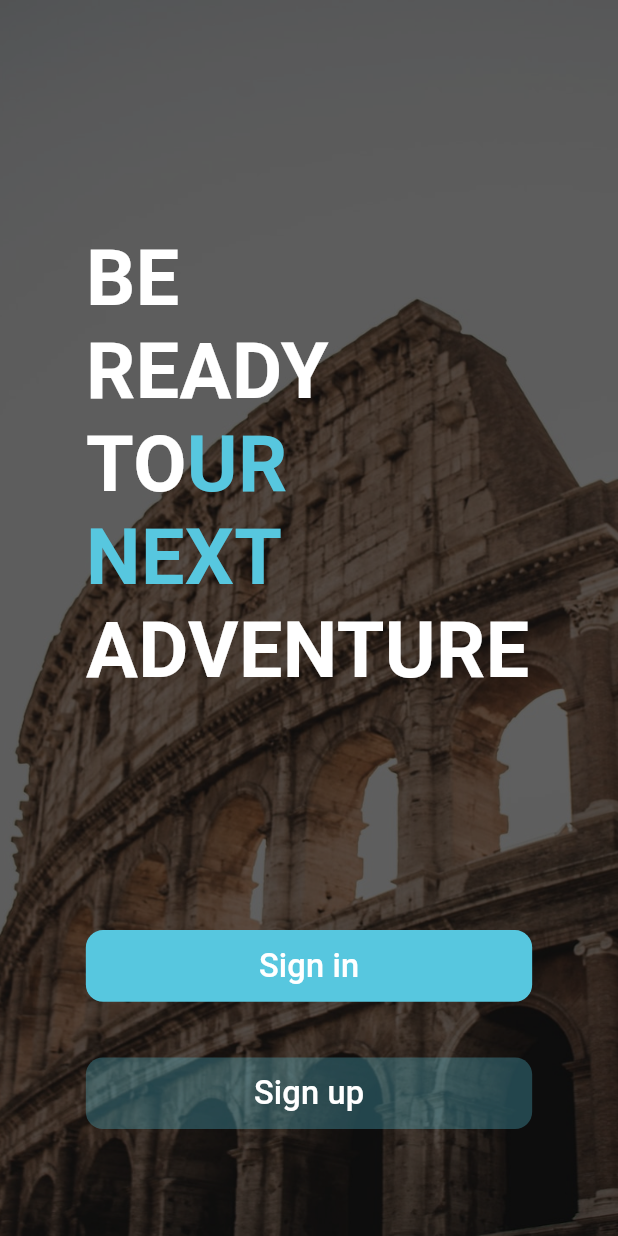
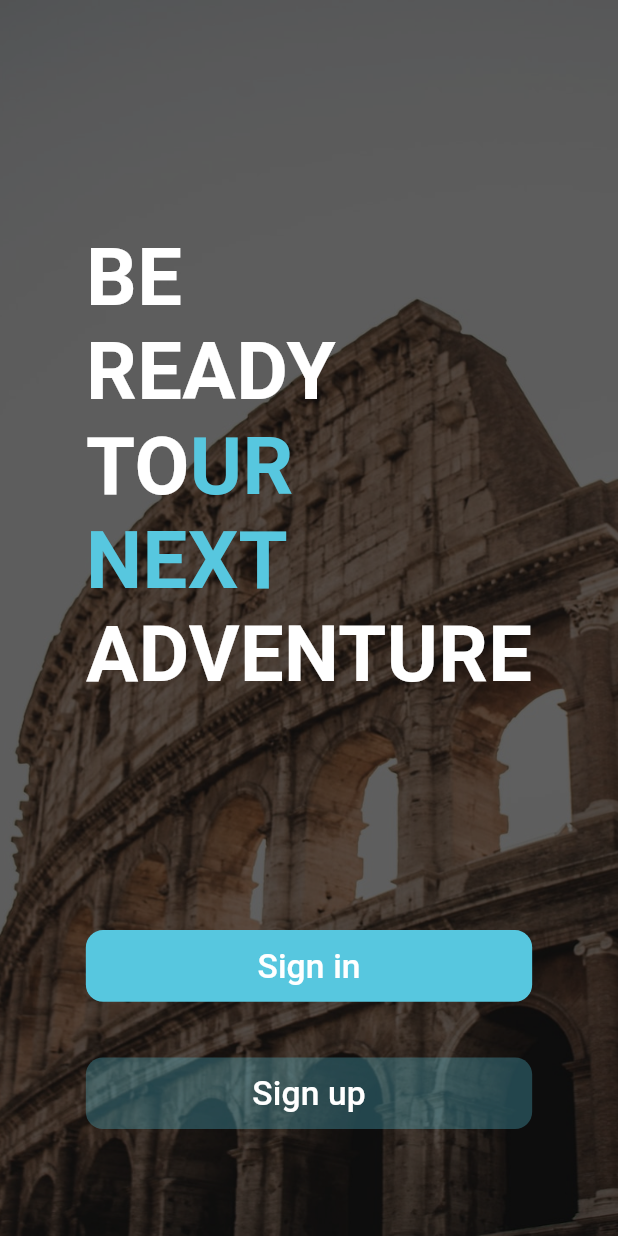
Before and after one commit to HusseinMohamed99/TRIPSO, a Flutter app: the OnBoard screen opened by its route, on a phone screen of 412 x 824 dp. Run offline on Flutter 3.47's test engine with Material 3 defaults, Android fonts, the phone set to English and light mode, and no system bars; our stand-ins replace animated_splash_screen, cached_network_image, carousel_slider, cloud_firestore, conditional_builder_null_safety, connectivity_plus and 19 more; accounts and stored records are empty.

Commit message:
feat(responsive): add responsive font sizing and screen size extensions
- Introduce responsive font sizing utility that scales based on screen width
- Add BuildContext extensions for easy screen dimension access
- Update button components and screens to use responsive font sizes
- Replace hardcoded font sizes with responsive calculations

```diff
--- a/lib/mobile/screens/on_boarding/on_boarding_screen.dart
+++ b/lib/mobile/screens/on_boarding/on_boarding_screen.dart
@@ -9,6 +9,7 @@ import 'package:tripso/shared/components/buttons.dart';
 import 'package:tripso/shared/components/navigator.dart';
 import 'package:tripso/shared/components/sized_box.dart';
 import 'package:tripso/shared/extensions/color_extension.dart';
+import 'package:tripso/shared/responsive/responsive_font_size.dart';
 import 'package:tripso/shared/styles/asset_path.dart';
 import 'package:tripso/shared/styles/theme.dart';
 
@@ -40,7 +41,7 @@ class OnBoard extends StatelessWidget {
                 mainAxisAlignment: MainAxisAlignment.center,
                 crossAxisAlignment: CrossAxisAlignment.stretch,
                 children: [
-                  Expanded(child: welcomeText()),
+                  Expanded(child: welcomeText(context)),
                   button(context),
                   Space(height: 50.h, width: 0.w),
                 ],
@@ -52,7 +53,7 @@ class OnBoard extends StatelessWidget {
     );
   }
 
-  Widget welcomeText() => Column(
+  Widget welcomeText(BuildContext context) => Column(
     mainAxisSize: MainAxisSize.min,
     mainAxisAlignment: MainAxisAlignment.center,
     crossAxisAlignment: CrossAxisAlignment.start,
@@ -64,7 +65,7 @@ class OnBoard extends StatelessWidget {
             textStyle: TextStyle(
               height: 1.h,
               color: ThemeApp.secondaryColor,
-              fontSize: 45.sp,
+              fontSize: getResponsiveFontSize(context, fontSize: 45.sp),
               fontWeight: FontWeight.w600,
             ),
           ),
@@ -79,7 +80,7 @@ class OnBoard extends StatelessWidget {
                 textStyle: TextStyle(
                   height: 1.h,
                   color: ThemeApp.secondaryColor,
-                  fontSize: 45.sp,
+                  fontSize: getResponsiveFontSize(context, fontSize: 45.sp),
                   fontWeight: FontWeight.w600,
                 ),
               ),
@@ -92,7 +93,7 @@ class OnBoard extends StatelessWidget {
                 textStyle: TextStyle(
                   height: 1.h,
                   color: ThemeApp.primaryColor,
-                  fontSize: 45.sp,
+                  fontSize: getResponsiveFontSize(context, fontSize: 45.sp),
                   fontWeight: FontWeight.w600,
                 ),
               ),
@@ -107,7 +108,7 @@ class OnBoard extends StatelessWidget {
             height: 1.h,
             textStyle: TextStyle(
               color: ThemeApp.primaryColor,
-              fontSize: 45.sp,
+              fontSize: getResponsiveFontSize(context, fontSize: 45.sp),
               fontWeight: FontWeight.w600,
             ),
           ),
@@ -120,7 +121,7 @@ class OnBoard extends StatelessWidget {
             height: 1.h,
             textStyle: TextStyle(
               color: ThemeApp.secondaryColor,
-              fontSize: 45.sp,
+              fontSize: getResponsiveFontSize(context, fontSize: 45.sp),
               fontWeight: FontWeight.w600,
             ),
           ),
@@ -132,6 +133,7 @@ class OnBoard extends StatelessWidget {
   Widget button(BuildContext context) => Column(
     children: [
       defaultMaterialButton(
+        context: context,
         function: () {
           navigateAndFinish(context, routeName: SignInScreen.routeName);
         },
@@ -140,6 +142,7 @@ class OnBoard extends StatelessWidget {
       ),
       Space(width: 0.w, height: 26.h),
       defaultMaterialButton(
+        context: context,
         function: () {
           navigateTo(context, routeName: SignUpScreen.routeName);
         },
--- a/lib/mobile/screens/password/forget_password_screen.dart
+++ b/lib/mobile/screens/password/forget_password_screen.dart
@@ -74,6 +74,7 @@ class _ForgotPasswordState extends State<ForgotPassword> {
                     formField(),
                     Space(width: 0, height: 20.h),
                     defaultMaterialButton(
+                      context: context,
                       function: () {
                         if (forgetFormKey.currentState!.validate()) {
                           ResetPasswordCubit.get(
--- a/lib/mobile/screens/sign_in/sign_in_screen.dart
+++ b/lib/mobile/screens/sign_in/sign_in_screen.dart
@@ -205,6 +205,7 @@ class SignInScreen extends StatelessWidget {
                             children: [
                               Center(
                                 child: defaultMaterialButton(
+                                  context: context,
                                   function: () {
                                     if (formKey.currentState!.validate()) {
                                       SignInCubit.get(context).userSignIn(
--- a/lib/mobile/screens/sign_up/sign_up_screen.dart
+++ b/lib/mobile/screens/sign_up/sign_up_screen.dart
@@ -289,6 +289,7 @@ class SignUpScreen extends StatelessWidget {
                             ),
                             Space(width: 0.w, height: 30.h),
                             defaultMaterialButton(
+                              context: context,
                               function: () {
                                 if (formKey.currentState!.validate()) {
                                   SignUpCubit.get(context).userSignUp(
--- a/lib/shared/components/buttons.dart
+++ b/lib/shared/components/buttons.dart
@@ -1,6 +1,7 @@
 import 'package:flutter/material.dart';
 import 'package:flutter_screenutil/flutter_screenutil.dart';
 import 'package:google_fonts/google_fonts.dart';
+import 'package:tripso/shared/responsive/responsive_font_size.dart';
 import 'package:tripso/shared/styles/theme.dart';
 
 Widget defaultMaterialButton({
@@ -12,6 +13,7 @@ Widget defaultMaterialButton({
   bool isUpperCase = false,
   Color? color,
   Function? onTap,
+required  BuildContext context,
 }) => Container(
   width: width?.w ?? 320.w,
   height: height?.h ?? 40.h,
@@ -29,7 +31,7 @@ Widget defaultMaterialButton({
         textAlign: TextAlign.center,
         isUpperCase ? text.toUpperCase() : text,
         style: GoogleFonts.roboto(
-          fontSize: 19.sp,
+          fontSize: getResponsiveFontSize(context, fontSize: 19.sp),
           color: ThemeApp.secondaryColor,
           fontWeight: FontWeight.w500,
         ),
--- /dev/null
+++ b/lib/shared/responsive/responsive_font_size.dart
@@ -0,0 +1,25 @@
+import 'package:flutter/material.dart';
+import 'package:tripso/shared/extensions/responsive_size_extension.dart';
+
+/// Calculates a responsive font size based on screen width.
+/// Scales between 80% to 120% of the original size to prevent extremes.
+double getResponsiveFontSize(BuildContext context, {required double fontSize}) {
+  final double scaleFactor = _getScaleFactor(context);
+  final double responsiveFontSize = fontSize * scaleFactor;
+  final double lowerLimit = fontSize * .8;
+  final double upperLimit = fontSize * 1.2;
+  return responsiveFontSize.clamp(lowerLimit, upperLimit);
+}
+
+/// Gets a scale factor based on screen width.
+/// Breakpoints: <600 → small, <900 → medium, >=900 → large screens.
+double _getScaleFactor(BuildContext context) {
+  final double width = context.width;
+  if (width < 600) {
+    return width / 400;
+  } else if (width < 900) {
+    return width / 700;
+  } else {
+    return width / 1000;
+  }
+}
```
Also changed, not shown: lib/mobile/screens/on_boarding/pref_screen.dart (+8 -4 lines), lib/shared/extensions/responsive_size_extension.dart (added, +12 -0 lines).
